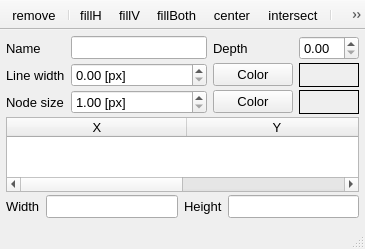
Old version of the form UIs/nObject.ui in the repository NeutrinoToolkit/Neutrino.
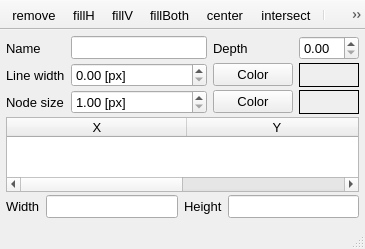
New version of the form. Icons and pictures are not drawn.

What changed in the file:
```diff
--- a/UIs/nObject.ui
+++ b/UIs/nObject.ui
@@ -353,7 +353,6 @@
     <bool>false</bool>
    </attribute>
    <addaction name="actionRemove"/>
-   <addaction name="separator"/>
    <addaction name="actionFillH"/>
    <addaction name="actionFillV"/>
    <addaction name="actionFillBoth"/>
```
Left out of the diff: 16 changed lines with no effect on the pictures.
